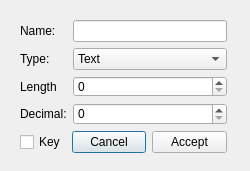
Above: RecordsManagementSystem/createfielddialog.ui from Henry23/RecordsManagementSystem before the change. Below: the same form after it.
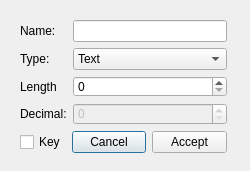
That is the form after the change.

Patch:
```diff
--- a/RecordsManagementSystem/createfielddialog.ui
+++ b/RecordsManagementSystem/createfielddialog.ui
@@ -13,7 +13,7 @@
   <property name="windowTitle">
    <string>Create Field</string>
   </property>
-  <widget class="QWidget" name="">
+  <widget class="QWidget" name="layoutWidget">
    <property name="geometry">
     <rect>
      <x>20</x>
@@ -79,7 +79,11 @@
        </widget>
       </item>
       <item row="3" column="1">
-       <widget class="QSpinBox" name="spinBoxDecimal"/>
+       <widget class="QSpinBox" name="spinBoxDecimal">
+        <property name="enabled">
+         <bool>false</bool>
+        </property>
+       </widget>
       </item>
      </layout>
     </item>
```
